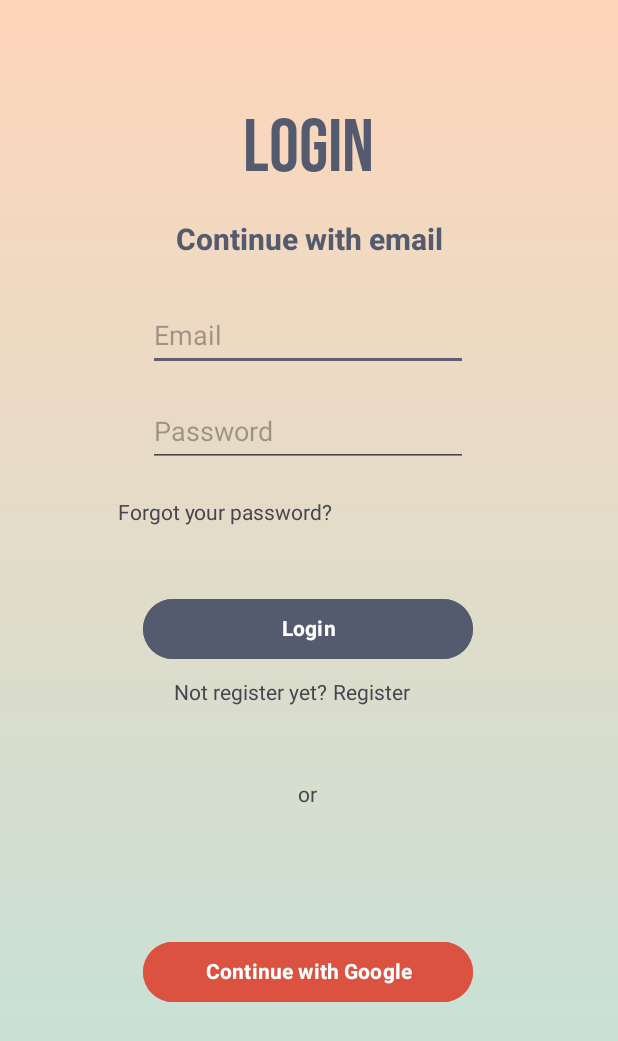
After one commit to davidggarciia/PRACTICAM7, an Android app: the layout login.xml on its own in the app's theme, with its tools: preview values and no code run, on a phone screen of 412 x 824 dp. The commit adds this screen. Shown: the top 1041 px of the screen. Run offline under Robolectric (Android 15) with nearby library versions, the phone set to English and light mode, and no system bars.

Commit message:
Vista login mas o menos acabado

```diff
--- /dev/null
+++ b/JaEstic/app/src/main/res/layout/login.xml
@@ -0,0 +1,134 @@
+<?xml version="1.0" encoding="utf-8"?>
+<androidx.constraintlayout.widget.ConstraintLayout xmlns:android="http://schemas.android.com/apk/res/android"
+    xmlns:app="http://schemas.android.com/apk/res-auto"
+    xmlns:tools="http://schemas.android.com/tools"
+    android:id="@+id/email"
+    android:layout_width="match_parent"
+    android:layout_height="match_parent"
+    android:background="@drawable/gradient">
+
+    <TextView
+        android:id="@+id/loginTitle"
+        android:layout_width="wrap_content"
+        android:layout_height="wrap_content"
+        android:layout_marginTop="68dp"
+        android:fontFamily="@font/bebas_neue"
+        android:text="@string/loginMenu"
+        android:textColor="@color/textColor"
+        android:textSize="50sp"
+        app:layout_constraintEnd_toEndOf="parent"
+        app:layout_constraintHorizontal_bias="0.498"
+        app:layout_constraintStart_toStartOf="parent"
+        app:layout_constraintTop_toTopOf="parent" />
+
+    <TextView
+        android:id="@+id/loginSubTitle"
+        android:layout_width="wrap_content"
+        android:layout_height="wrap_content"
+        android:layout_marginTop="16dp"
+        android:fontFamily="@font/heebo_bold"
+        android:text="@string/loginDescirption"
+        android:textColor="@color/textColor"
+        android:textSize="20sp"
+        app:layout_constraintEnd_toEndOf="parent"
+        app:layout_constraintStart_toStartOf="parent"
+        app:layout_constraintTop_toBottomOf="@+id/loginTitle" />
+
+    <EditText
+        android:id="@+id/editTextText"
+        android:layout_width="wrap_content"
+        android:layout_height="48dp"
+        android:layout_marginTop="24dp"
+        android:ems="10"
+        android:hint="@string/emailHint"
+        android:inputType="text"
+        app:layout_constraintEnd_toEndOf="parent"
+        app:layout_constraintHorizontal_bias="0.497"
+        app:layout_constraintStart_toStartOf="parent"
+        app:layout_constraintTop_toBottomOf="@+id/loginSubTitle" />
+
+    <EditText
+        android:id="@+id/editTextTextPassword2"
+        android:layout_width="wrap_content"
+        android:layout_height="48dp"
+        android:layout_marginTop="16dp"
+        android:ems="10"
+        android:hint="@string/passwordHint"
+        app:layout_constraintEnd_toEndOf="parent"
+        app:layout_constraintHorizontal_bias="0.497"
+        app:layout_constraintStart_toStartOf="parent"
+        app:layout_constraintTop_toBottomOf="@+id/editTextText" />
+
+    <TextView
+        android:id="@+id/textView2"
+        android:layout_width="wrap_content"
+        android:layout_height="wrap_content"
+        android:layout_marginTop="20dp"
+        android:text="@string/forgotYourPassword"
+        app:layout_constraintEnd_toEndOf="parent"
+        app:layout_constraintHorizontal_bias="0.294"
+        app:layout_constraintStart_toStartOf="parent"
+        app:layout_constraintTop_toBottomOf="@+id/editTextTextPassword2" />
+
+    <Button
+        android:id="@+id/LoginBtn"
+        android:layout_width="220dp"
+        android:layout_height="wrap_content"
+        android:layout_marginTop="84dp"
+        android:backgroundTint="@color/textColor"
+        android:fontFamily="@font/heebo_bold"
+        android:text="@string/LoginBtnText"
+        android:textColorHighlight="@color/textColor"
+        app:layout_constraintEnd_toEndOf="parent"
+        app:layout_constraintHorizontal_bias="0.497"
+        app:layout_constraintStart_toStartOf="parent"
+        app:layout_constraintTop_toBottomOf="@+id/editTextTextPassword2" />
+
+    <TextView
+        android:id="@+id/textView3"
+        android:layout_width="wrap_content"
+        android:layout_height="wrap_content"
+        android:layout_marginStart="116dp"
+        android:layout_marginTop="8dp"
+        android:text="@string/notRegisterText"
+        app:layout_constraintStart_toStartOf="parent"
+        app:layout_constraintTop_toBottomOf="@+id/LoginBtn" />
+
+    <TextView
+        android:id="@+id/loginBtn"
+        android:layout_width="wrap_content"
+        android:layout_height="wrap_content"
+        android:layout_marginTop="8dp"
+        android:text="@string/registerLink"
+        app:layout_constraintEnd_toEndOf="parent"
+        app:layout_constraintHorizontal_bias="0.028"
+        app:layout_constraintStart_toEndOf="@+id/textView3"
+        app:layout_constraintTop_toBottomOf="@+id/LoginBtn" />
+
+    <TextView
+        android:id="@+id/orText"
+        android:layout_width="wrap_content"
+        android:layout_height="wrap_content"
+        android:layout_marginTop="76dp"
+        android:text="@string/txtOr"
+        app:layout_constraintEnd_toEndOf="parent"
+        app:layout_constraintHorizontal_bias="0.498"
+        app:layout_constraintStart_toStartOf="parent"
+        app:layout_constraintTop_toBottomOf="@+id/LoginBtn" />
+
+    <Button
+        android:id="@+id/GoogleBtn"
+        android:layout_width="220dp"
+        android:layout_height="wrap_content"
+        android:backgroundTint="@color/googleRedColor"
+        android:fontFamily="@font/heebo_bold"
+        android:text="@string/GoogleBtnText"
+        android:textColorHighlight="@color/textColor"
+        app:layout_constraintBottom_toBottomOf="parent"
+        app:layout_constraintEnd_toEndOf="parent"
+        app:layout_constraintHorizontal_bias="0.497"
+        app:layout_constraintStart_toStartOf="parent"
+        app:layout_constraintTop_toBottomOf="@+id/orText"
+        app:layout_constraintVertical_bias="0.36" />
+
+</androidx.constraintlayout.widget.ConstraintLayout>
--- a/JaEstic/app/src/main/res/values/colors.xml
+++ b/JaEstic/app/src/main/res/values/colors.xml
@@ -5,6 +5,7 @@
     <color name="textColor">#555B6E</color>
     <color name="boxColor">#FAF9F9</color>
     <color name="menuColor">#89B0AE</color>
+    <color name="googleRedColor">#DB5240</color>
 
     <color name="white">#FFFFFF</color>
     <color name="black">#000000</color>
--- a/JaEstic/app/src/main/res/values/strings.xml
+++ b/JaEstic/app/src/main/res/values/strings.xml
@@ -5,4 +5,16 @@
     <string name="appPhrase">Welcome to JaEstic, feel free to order, Fot-li!</string>
     <string name="sign_in_btn">Sign In</string>
     <string name="sign_up_btn">Sign Up</string>
+
+    //login menu (login.xml)
+    <string name="loginMenu">LOGIN</string>
+    <string name="loginDescirption">Continue with email</string>
+    <string name="emailHint">Email</string>
+    <string name="passwordHint">Password</string>
+    <string name="forgotYourPassword">Forgot your password?</string>
+    <string name="LoginBtnText">Login</string>
+    <string name="notRegisterText">Not register yet?</string>
+    <string name="registerLink">Register</string>
+    <string name="txtOr">or</string>
+    <string name="GoogleBtnText">Continue with Google</string>
 </resources>
```
Also changed, not shown: JaEstic/app/src/main/res/drawable/carrito-de-compra-anadir-icon.png (deleted), JaEstic/app/src/main/res/drawable/carrito-de-compras-icon.png (deleted), JaEstic/app/src/main/res/drawable/corazon-icon.png (deleted), JaEstic/app/src/main/res/drawable/google-icon.png (deleted), JaEstic/app/src/main/res/drawable/hamburguesa-icon.png (deleted), JaEstic/app/src/main/res/drawable/home-icon.png (deleted), JaEstic/app/src/main/res/drawable/usuario-icon.png (deleted).
